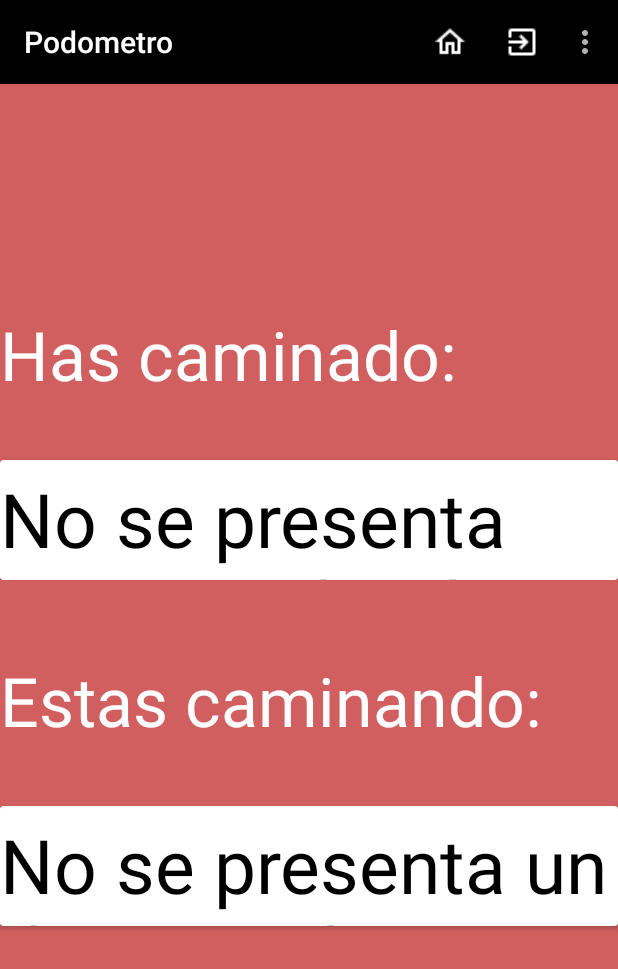
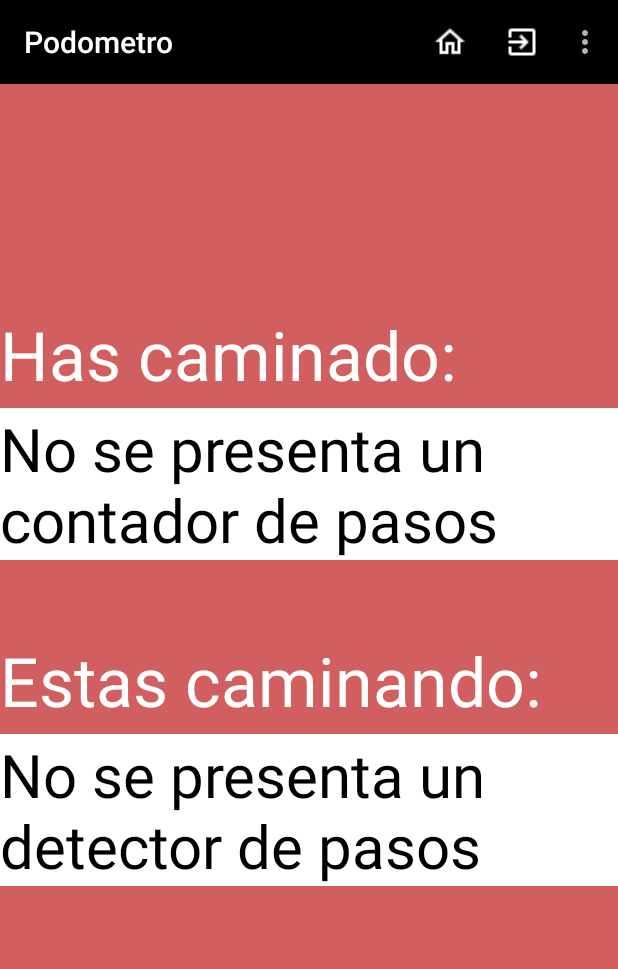
Before and after one commit to Giocruz36/Contador, an Android app: the Pedometer screen opened directly, with no data from a screen before it, on a phone screen of 412 x 824 dp. Shown: the top 969 px of the screen. Run offline under Robolectric (Android 15) with nearby library versions, the phone set to English and light mode, and no system bars.

Commit message:
podometro finalizado v1

```diff
--- a/app/src/main/AndroidManifest.xml
+++ b/app/src/main/AndroidManifest.xml
@@ -6,7 +6,7 @@
     <application
         android:allowBackup="true"
         android:icon="@mipmap/ic_launcher"
-        android:label="Pagina Principal"
+        android:label="MULTIAPP"
         android:roundIcon="@mipmap/ic_launcher_round"
         android:supportsRtl="true"
         android:theme="@style/Theme.AppCompat.NoActionBar">
@@ -53,6 +53,7 @@
         <service android:name=".Servicios" android:enabled="true"></service>
 
     </application>
+
     <uses-permission android:name="android.permission.ACTIVITY_RECOGNITION"/>
     <uses-permission android:name="android.permission.CAMERA"/>
     <uses-permission android:name="android.permission.FLASHLIGHT"/>
--- a/app/src/main/java/com/example/contador/Pedometer.java
+++ b/app/src/main/java/com/example/contador/Pedometer.java
@@ -18,9 +18,10 @@ import androidx.appcompat.widget.Toolbar;
 public class Pedometer extends AppCompatActivity implements SensorEventListener {
     private TextView tv1, tv2;
     private SensorManager sensor;
-    private Sensor step, stepD;
+    private Sensor step1, step2;
     private boolean counter,detector;
-    int stepC = 0, stepCD=0;
+    int stepC = 0;
+    int stepCD=0;
     @Override
     protected void onCreate(Bundle savedInstanceState) {
         super.onCreate(savedInstanceState);
@@ -33,7 +34,7 @@ public class Pedometer extends AppCompatActivity implements SensorEventListener
         sensor = (SensorManager) getSystemService(SENSOR_SERVICE);
 
         if (sensor.getDefaultSensor(Sensor.TYPE_STEP_COUNTER)!=null){
-            step = sensor.getDefaultSensor(Sensor.TYPE_STEP_COUNTER);
+            step1 = sensor.getDefaultSensor(Sensor.TYPE_STEP_COUNTER);
             counter=true;
         }else{
             tv1.setText("No se presenta un contador de pasos");
@@ -41,7 +42,7 @@ public class Pedometer extends AppCompatActivity implements SensorEventListener
         }
 
         if (sensor.getDefaultSensor(Sensor.TYPE_STEP_DETECTOR)!=null){
-            stepD = sensor.getDefaultSensor(Sensor.TYPE_STEP_DETECTOR);
+            step2 = sensor.getDefaultSensor(Sensor.TYPE_STEP_DETECTOR);
             detector=true;
         }else{
             tv2.setText("No se presenta un detector de pasos");
@@ -54,7 +55,6 @@ public class Pedometer extends AppCompatActivity implements SensorEventListener
         getMenuInflater().inflate(R.menu.menu_principal, menu);
         return true;
     }
-
     @Override
     public boolean onOptionsItemSelected(MenuItem opcion_menu) {
         int id = opcion_menu.getItemId();
@@ -75,9 +75,12 @@ public class Pedometer extends AppCompatActivity implements SensorEventListener
             ejecutartools(null);
             return true;
         }
+        if (id == R.id.b_salir) {
+            cerrar_pasos(null);
+            return true;
+        }
         return super.onOptionsItemSelected(opcion_menu);
     }
-
     public void ejecutaCalculadora(View view) {
         Intent i = new Intent(this, calculadora.class);
         startActivity(i);
@@ -94,13 +97,16 @@ public class Pedometer extends AppCompatActivity implements SensorEventListener
         Intent i = new Intent(this, menu_juego.class);
         startActivity(i);
     }
+    public void cerrar_pasos (View view){
+        finishAndRemoveTask();
+    }
 
     @Override
     public void onSensorChanged(SensorEvent sensorEvent) {
-        if (sensorEvent.sensor==step){
+        if (sensorEvent.sensor==step1){
             stepC = (int) sensorEvent.values[0];
             tv1.setText(String.valueOf(stepC));
-        }else if (sensorEvent.sensor==stepD){
+        }else if (sensorEvent.sensor==step2){
             stepCD = (int) sensorEvent.values[0];
             tv2.setText(String.valueOf(stepCD));
         }
@@ -115,19 +121,19 @@ public class Pedometer extends AppCompatActivity implements SensorEventListener
     protected void onResume() {
         super.onResume();
         if (sensor.getDefaultSensor(Sensor.TYPE_STEP_COUNTER)!=null);
-        sensor.registerListener(this,step,SensorManager.SENSOR_DELAY_NORMAL);
+        sensor.registerListener(this,step1,SensorManager.SENSOR_DELAY_NORMAL);
 
         if (sensor.getDefaultSensor(Sensor.TYPE_STEP_DETECTOR)!=null)
-            sensor.registerListener(this,stepD,SensorManager.SENSOR_DELAY_NORMAL);
+            sensor.registerListener(this,step2,SensorManager.SENSOR_DELAY_NORMAL);
     }
     @Override
     protected void onPause() {
         super.onPause();
         if (sensor.getDefaultSensor(Sensor.TYPE_STEP_COUNTER)!=null)
-        sensor.unregisterListener(this,step);
+        sensor.unregisterListener(this,step1);
 
         if (sensor.getDefaultSensor(Sensor.TYPE_STEP_DETECTOR)!=null)
-            sensor.unregisterListener(this,stepD);
+            sensor.unregisterListener(this,step2);
     }
 
 }
--- a/app/src/main/java/com/example/contador/Servicios.java
+++ b/app/src/main/java/com/example/contador/Servicios.java
@@ -29,7 +29,7 @@ public class Servicios extends Service {
         playlist.add(R.raw.pomposo);
         playlist.add(R.raw.cancion1);
         playlist.add(R.raw.cancion2);
-        miReproductor = MediaPlayer.create(this,playlist.get(1));
+        miReproductor = MediaPlayer.create(this,playlist.get(0));
         miReproductor.setLooping(true);
         miReproductor.setVolume(100,100);
     }
--- a/app/src/main/res/layout/activity_pasometro.xml
+++ b/app/src/main/res/layout/activity_pasometro.xml
@@ -25,28 +25,23 @@
             android:textColor="@color/white"
             android:textSize="45sp" />
 
-        <androidx.cardview.widget.CardView
-            android:id="@+id/tv1"
-            android:layout_marginTop="40dp"
-            android:layout_width="match_parent"
-            android:layout_height="80dp"
-            android:textSize="50sp"
-            app:cardBackgroundColor="#FFFFFF" >
             <TextView
                 android:id="@+id/tv01"
                 android:layout_marginTop="5dp"
+                android:text=""
+                android:background="@color/white"
                 android:layout_width="match_parent"
                 android:layout_height="wrap_content"
                 android:textColor="@color/black"
-                android:textSize="50sp"
+                android:textSize="40sp"
                 />
-        </androidx.cardview.widget.CardView>
+
 
     </LinearLayout>
 
     <LinearLayout
         android:layout_width="match_parent"
-        android:layout_height="match_parent"
+        android:layout_height="wrap_content"
         android:orientation="vertical">
 
         <TextView
@@ -58,21 +53,15 @@
             android:textColor="@color/white"
             android:textSize="45sp" />
 
-        <androidx.cardview.widget.CardView
-            android:id="@+id/tv2"
-            android:layout_marginTop="40dp"
-            android:layout_width="match_parent"
-            android:layout_height="80dp"
-            android:textSize="50sp"
-            app:cardBackgroundColor="#FFFFFF" >
             <TextView
                 android:id="@+id/tv02"
                 android:layout_marginTop="5dp"
                 android:layout_width="match_parent"
                 android:layout_height="wrap_content"
+                android:background="@color/white"
+                android:text=""
                 android:textColor="@color/black"
-                android:textSize="50sp" />
-        </androidx.cardview.widget.CardView>
+                android:textSize="40sp" />
 
     </LinearLayout>
 
```
